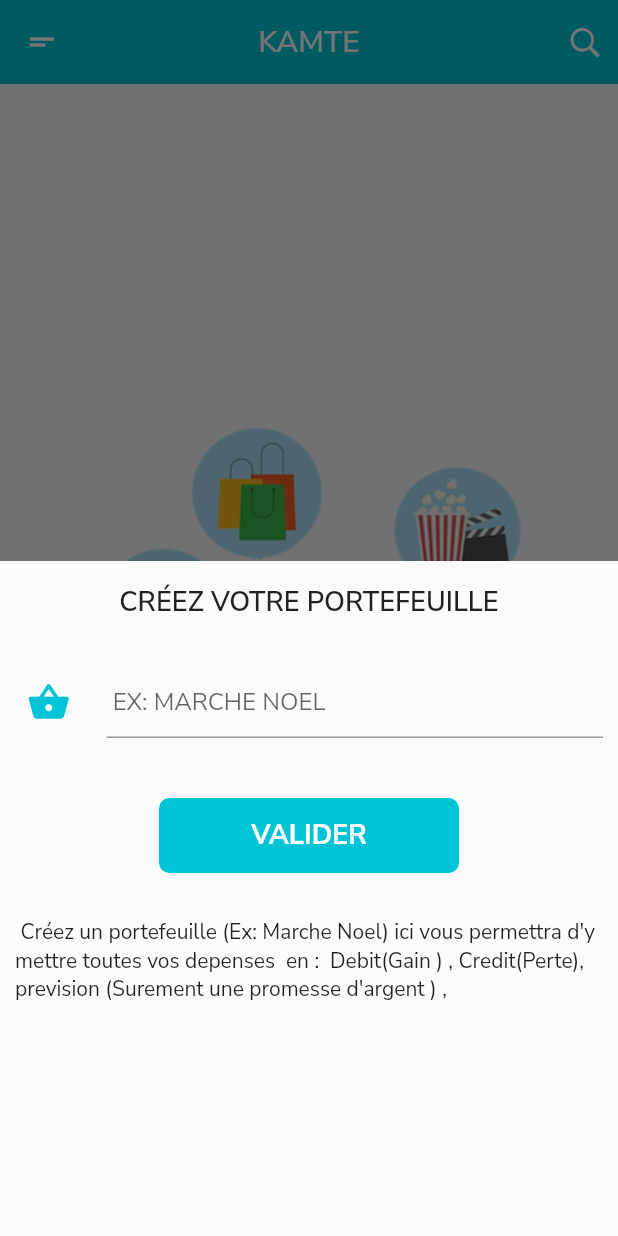
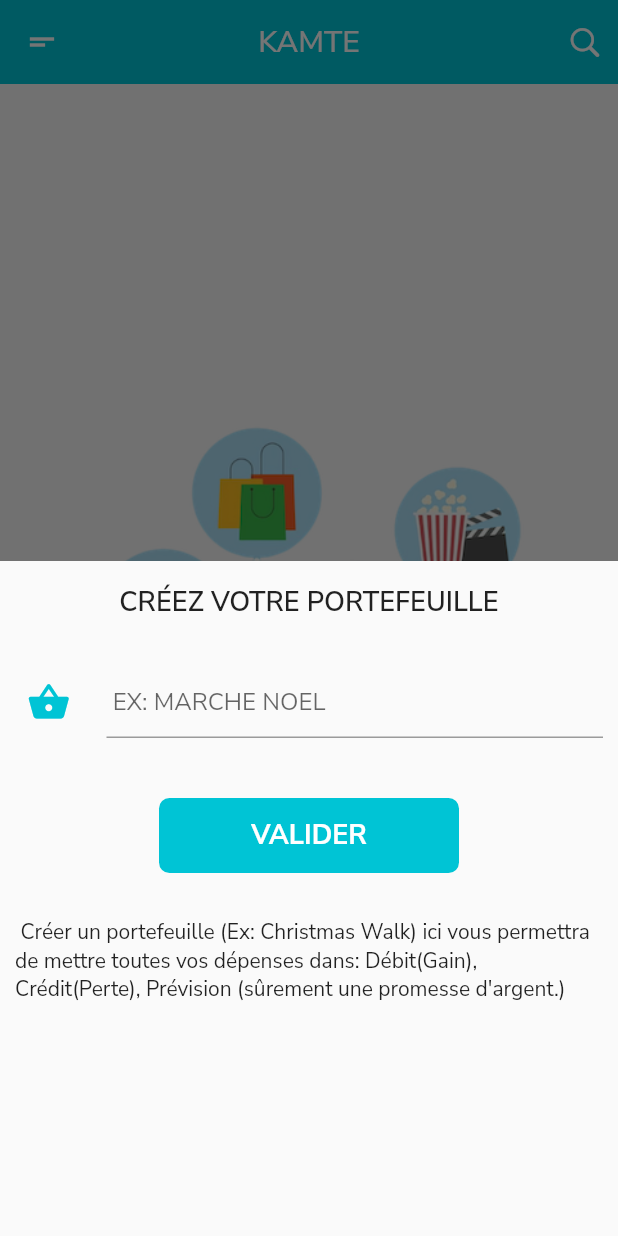
Before and after one commit to aurelienbono/Kamte, a Flutter app: the HomePage screen opened directly, after a tap on an icon or button, on a phone screen of 412 x 824 dp. Run offline on Flutter 3.47's test engine with Material 2 defaults, Android fonts, the phone set to English and light mode, and no system bars; our stand-ins replace flutter_slidable, google_fonts, share_plus, sqflite; accounts and stored records are empty.

Commit message:
correction des text

```diff
--- a/lib/screen/homepage.dart
+++ b/lib/screen/homepage.dart
@@ -376,7 +376,7 @@ class _HomePageState extends State<HomePage> {
                                     padding: const EdgeInsets.symmetric(
                                         horizontal: 10, vertical: 10),
                                     child: Text(
-                                        " Créez un portefeuille (Ex: Marche Noel) ici vous permettra d'y mettre toutes vos depenses  en :  Debit(Gain ) , Credit(Perte), prevision (Surement une promesse d'argent ) , "),
+                                        " Créer un portefeuille (Ex: Christmas Walk) ici vous permettra de mettre toutes vos dépenses dans: Débit(Gain), Crédit(Perte), Prévision (sûrement une promesse d'argent.) "),
                                   ),
                                 ],
                               ),
```
